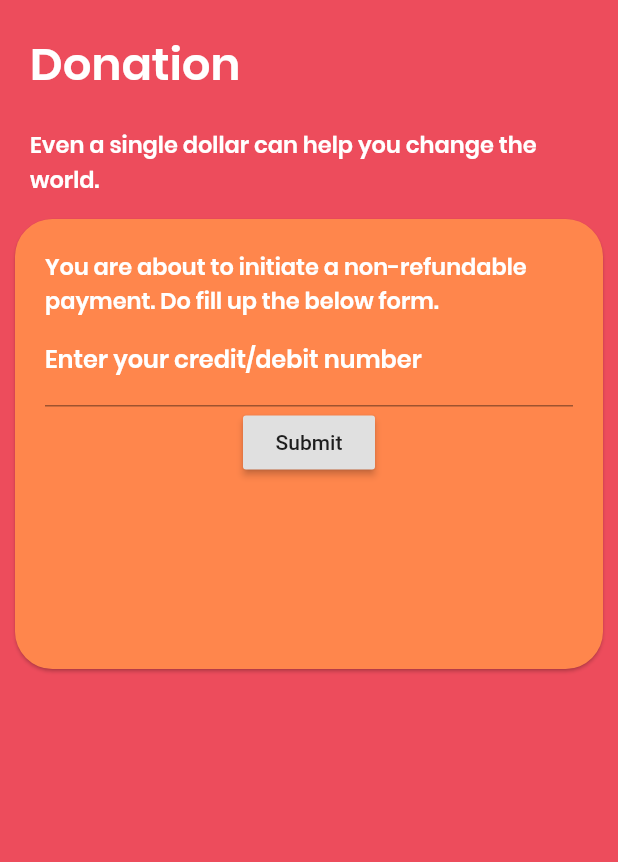
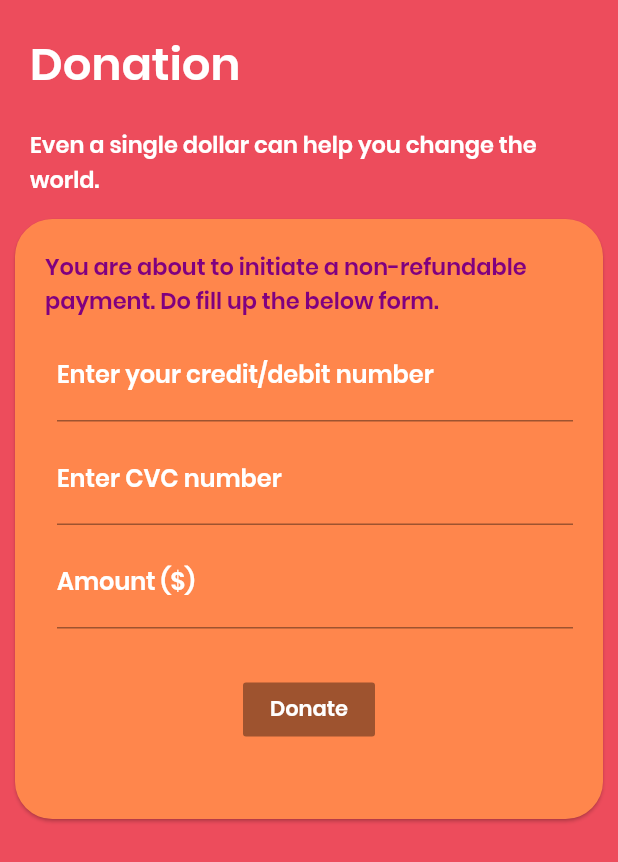
Before and after one commit to ameysunu/watered, a Flutter app: the Donate screen opened directly, on a phone screen of 412 x 824 dp. Shown: the top 862 px of the screen. Run offline on Flutter 3.47's test engine with Material 2 defaults, Android fonts, the phone set to English and light mode, and no system bars; our stand-ins replace hexcolor; missing offline and left inert: achievement_view.

Commit message:
donate added

```diff
--- a/lib/donate.dart
+++ b/lib/donate.dart
@@ -9,13 +9,11 @@ class Donate extends StatefulWidget {
 
 class _DonateState extends State<Donate> {
   final _formKey = GlobalKey<FormState>();
-
   @override
   Widget build(BuildContext context) {
     return Scaffold(
       backgroundColor: Hexcolor('#ED4C5C'),
-      body: SingleChildScrollView(
-        child: SafeArea(
+      body: SafeArea(
         child: Column(
           crossAxisAlignment: CrossAxisAlignment.start,
           children: <Widget>[
@@ -57,7 +55,7 @@ class _DonateState extends State<Donate> {
               margin: EdgeInsets.symmetric(vertical: 10.0, horizontal: 10.0),
               child: SizedBox(
                 width: double.infinity,
-                  height: 300,
+                height: 400,
                 child: Column(
                   children: <Widget>[
                     Padding(
@@ -67,7 +65,7 @@ class _DonateState extends State<Donate> {
                         style: TextStyle(
                             fontFamily: 'Poppins',
                             fontSize: 15,
-                              color: Colors.white),
+                            color: Hexcolor('#800080')),
                       ),
                     ),
                     Padding(
@@ -76,7 +74,9 @@ class _DonateState extends State<Donate> {
                         key: _formKey,
                         child: Column(
                           children: <Widget>[
-                              TextFormField(
+                            Padding(
+                              padding: const EdgeInsets.fromLTRB(8.0, 10, 0, 0),
+                              child: TextFormField(
                                 decoration: InputDecoration(
                                   labelText: 'Enter your credit/debit number',
                                   labelStyle: TextStyle(
@@ -90,14 +90,42 @@ class _DonateState extends State<Donate> {
                                     return null;
                                 },
                               ),
-                              RaisedButton(
-                                onPressed: () {
-                                  if (_formKey.currentState.validate()) {
-                                    Scaffold.of(context).showSnackBar(SnackBar(
-                                        content: Text('Processing Data')));
-                                  }
-                                },
-                                child: Text('Submit'),
+                            ),
+                            Padding(
+                              padding: const EdgeInsets.fromLTRB(8, 10, 0, 0),
+                              child: TextFormField(
+                                decoration: InputDecoration(
+                                  labelText: 'Enter CVC number',
+                                  labelStyle: TextStyle(
+                                      fontFamily: 'Poppins',
+                                      color: Colors.white),
+                                ),
+                              ),
+                            ),
+                            Padding(
+                              padding: const EdgeInsets.fromLTRB(8.0, 10, 0, 0),
+                              child: TextFormField(
+                                decoration: InputDecoration(
+                                  labelText: 'Amount (\u0024)',
+                                  labelStyle: TextStyle(
+                                      fontFamily: 'Poppins',
+                                      color: Colors.white),
+                                ),
+                              ),
+                            ),
+                            Padding(
+                              padding:
+                                  const EdgeInsets.fromLTRB(100, 30, 100, 0),
+                              child: RaisedButton(
+                                color: Hexcolor('#ED4C5C'),
+                                onPressed: null,
+                                child: Text(
+                                  'Donate',
+                                  style: TextStyle(
+                                      fontFamily: 'Poppins',
+                                      color: Colors.white),
+                                ),
+                              ),
                             ),
                           ],
                         ),
@@ -110,7 +138,6 @@ class _DonateState extends State<Donate> {
           ],
         ),
       ),
-      ),
     );
   }
 }
```
Lines whose indentation alone changed are shown as unchanged.
